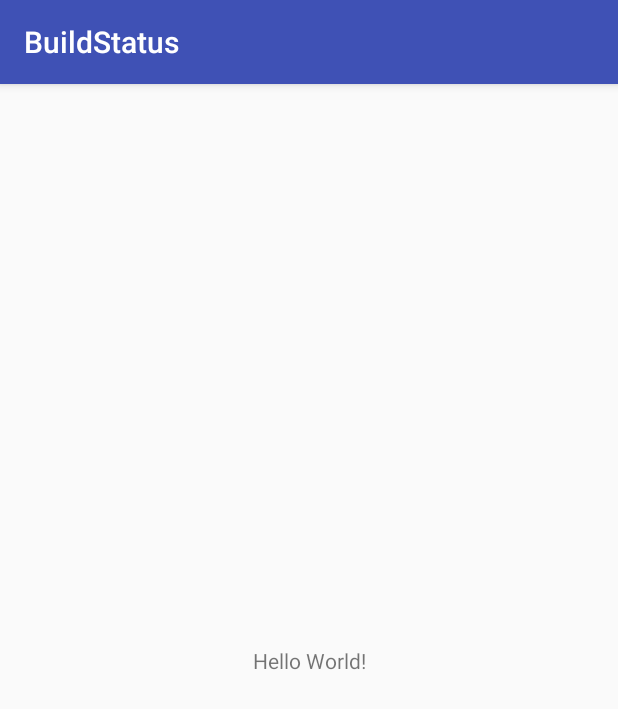
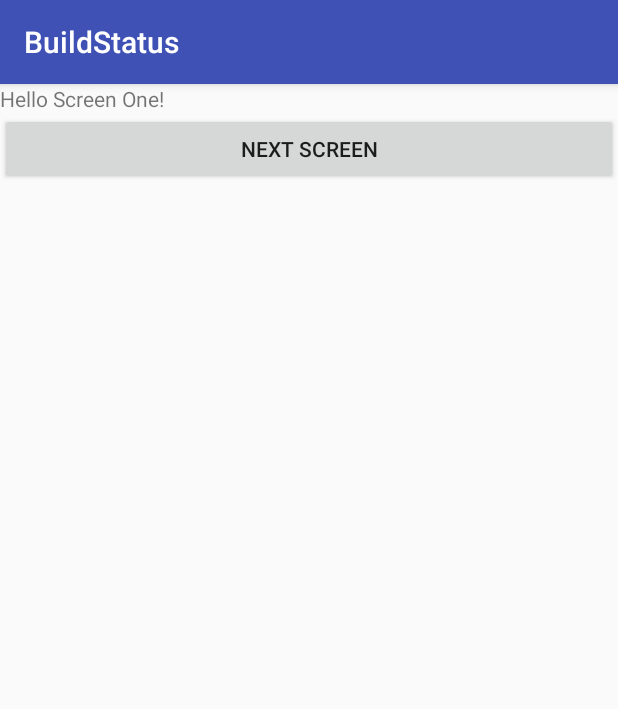
Before and after one commit to devesh-shetty/BuildStatus, an Android app: the screen it shows after launch (MainActivity before the commit, BaseActivity after it), on a phone screen of 412 x 824 dp. Shown: the top 709 px of the screen. Run offline under Robolectric (Android 15) with nearby library versions, the phone set to English and light mode, and no system bars; libraries missing offline, so code that uses them is left out: com.shopify.livedataktx; 2 statements that could not run were skipped.

```diff
--- a/app/build.gradle
+++ b/app/build.gradle
@@ -28,6 +28,9 @@ dependencies {
     implementation 'com.android.support:appcompat-v7:28.0.0-rc01'
     implementation 'com.android.support.constraint:constraint-layout:1.1.2'
     testImplementation 'junit:junit:4.12'
+    implementation "android.arch.lifecycle:extensions:1.1.0"
+    implementation "android.arch.lifecycle:viewmodel:1.1.0"
+    implementation "com.shopify:livedata-ktx:1.0.0"
     androidTestImplementation 'com.android.support.test:runner:1.0.2'
     androidTestImplementation 'com.android.support.test.espresso:espresso-core:3.0.2'
 }
--- a/app/src/main/AndroidManifest.xml
+++ b/app/src/main/AndroidManifest.xml
@@ -9,7 +9,9 @@
         android:roundIcon="@mipmap/ic_launcher_round"
         android:supportsRtl="true"
         android:theme="@style/AppTheme">
-        <activity android:name=".MainActivity">
+        <activity
+            android:name=".base.BaseActivity"
+            android:screenOrientation="sensorPortrait">
             <intent-filter>
                 <action android:name="android.intent.action.MAIN" />
 
--- a/app/src/main/java/com/deveshshetty/buildstatus/MainActivity.kt
+++ /dev/null
@@ -1,12 +0,0 @@
-package com.deveshshetty.buildstatus
-
-import android.support.v7.app.AppCompatActivity
-import android.os.Bundle
-
-class MainActivity : AppCompatActivity() {
-
-    override fun onCreate(savedInstanceState: Bundle?) {
-        super.onCreate(savedInstanceState)
-        setContentView(R.layout.activity_main)
-    }
-}
--- /dev/null
+++ b/app/src/main/java/com/deveshshetty/buildstatus/base/BaseActivity.kt
@@ -0,0 +1,33 @@
+package com.deveshshetty.buildstatus.base
+
+import android.os.Bundle
+import android.support.v7.app.AppCompatActivity
+import com.deveshshetty.buildstatus.R
+import com.deveshshetty.buildstatus.navigation.Destination
+import com.deveshshetty.buildstatus.navigation.NavigationDelegate
+import com.deveshshetty.buildstatus.navigation.NavigationManager
+import com.deveshshetty.buildstatus.navigation.NavigationManagerImpl
+
+open class BaseActivity : AppCompatActivity(), NavigationDelegate {
+
+    private val navigationManager: NavigationManager by lazy {
+        NavigationManagerImpl(supportFragmentManager)
+    }
+
+    override fun onCreate(savedInstanceState: Bundle?) {
+        super.onCreate(savedInstanceState)
+        setContentView(R.layout.base_layout)
+        navigationManager.transitionToMainFragment()
+    }
+
+    override fun onBackPressed() {
+        navigationManager.navigateBack(this)
+    }
+
+    override fun navigateTo(destination: Destination) {
+        when (destination) {
+            Destination.SAMPLE_FRAGMENT -> navigationManager.transitionToSampleFragment()
+            else -> UnsupportedOperationException("Cannot navigate to $destination")
+        }
+    }
+}
--- /dev/null
+++ b/app/src/main/java/com/deveshshetty/buildstatus/base/BaseFragment.kt
@@ -0,0 +1,5 @@
+package com.deveshshetty.buildstatus.base
+
+import android.support.v4.app.Fragment
+
+open class BaseFragment : Fragment()
--- /dev/null
+++ b/app/src/main/java/com/deveshshetty/buildstatus/main/MainFragment.kt
@@ -0,0 +1,63 @@
+package com.deveshshetty.buildstatus.main
+
+import android.arch.lifecycle.LifecycleOwner
+import android.arch.lifecycle.ViewModelProviders
+import android.content.Context
+import android.os.Bundle
+import android.view.LayoutInflater
+import android.view.View
+import android.view.ViewGroup
+import com.deveshshetty.buildstatus.R
+import com.deveshshetty.buildstatus.base.BaseFragment
+import com.deveshshetty.buildstatus.navigation.NavigationDelegate
+import com.shopify.livedataktx.nonNull
+import com.shopify.livedataktx.observe
+
+class MainFragment : BaseFragment() {
+
+    companion object {
+        fun newInstance() = MainFragment()
+    }
+
+    private var rootView: View? = null
+    private var navigationDelegate: NavigationDelegate? = null
+
+    override fun onCreateView(
+            inflater: LayoutInflater,
+            container: ViewGroup?,
+            savedInstanceState: Bundle?
+    ): View? {
+        if (rootView == null) {
+            rootView = inflater.inflate(R.layout.activity_main, container, false)
+        }
+        return rootView
+    }
+
+    override fun onViewCreated(view: View, savedInstanceState: Bundle?) {
+        super.onViewCreated(view, savedInstanceState)
+        ViewModelProviders.of(this).get(MainViewModel::class.java).run {
+            bind(viewLifecycleOwner)
+            (rootView as MainView).bindViewActionDelegate(this)
+        }
+    }
+
+    override fun onAttach(context: Context?) {
+        super.onAttach(context)
+        if (context is NavigationDelegate) {
+            navigationDelegate = context
+        } else {
+            throw IllegalStateException("Container Activity must implement NavigationDelegate")
+        }
+    }
+
+    override fun onDetach() {
+        super.onDetach()
+        navigationDelegate = null
+    }
+
+    private fun MainViewModel.bind(lifecycleOwner: LifecycleOwner) {
+        navigationDestinationLiveData.nonNull().observe(lifecycleOwner) {
+            navigationDelegate?.navigateTo(destination = it)
+        }
+    }
+}
--- /dev/null
+++ b/app/src/main/java/com/deveshshetty/buildstatus/main/MainScreenContract.kt
@@ -0,0 +1,12 @@
+package com.deveshshetty.buildstatus.main
+
+interface MainScreenContract {
+
+    interface ViewActionDelegate {
+        fun onSampleButtonClick()
+    }
+
+    interface View {
+        fun bindViewActionDelegate(viewActionDelegate: ViewActionDelegate)
+    }
+}
--- /dev/null
+++ b/app/src/main/java/com/deveshshetty/buildstatus/main/MainView.kt
@@ -0,0 +1,30 @@
+package com.deveshshetty.buildstatus.main
+
+import android.content.Context
+import android.util.AttributeSet
+import android.view.View
+import android.widget.LinearLayout
+import kotlinx.android.synthetic.main.activity_main.view.*
+
+class MainView @JvmOverloads constructor(
+        context: Context, attrs: AttributeSet? = null, defStyleAttr: Int = 0
+) : LinearLayout(context, attrs, defStyleAttr), MainScreenContract.View {
+
+    private lateinit var viewActionDelegate: MainScreenContract.ViewActionDelegate
+
+    override fun bindViewActionDelegate(viewActionDelegate: MainScreenContract.ViewActionDelegate) {
+        this.viewActionDelegate = viewActionDelegate
+    }
+
+    override fun onAttachedToWindow() {
+        super.onAttachedToWindow()
+        btnSample.setOnClickListener {
+            viewActionDelegate.onSampleButtonClick()
+        }
+    }
+
+    override fun onDetachedFromWindow() {
+        super.onDetachedFromWindow()
+        btnSample.setOnClickListener(null)
+    }
+}
--- /dev/null
+++ b/app/src/main/java/com/deveshshetty/buildstatus/navigation/NavigationManager.kt
@@ -0,0 +1,9 @@
+package com.deveshshetty.buildstatus.navigation
+
+import android.app.Activity
+
+internal interface NavigationManager {
+    fun transitionToMainFragment()
+    fun transitionToSampleFragment()
+    fun navigateBack(baseActivity: Activity)
+}
--- /dev/null
+++ b/app/src/main/java/com/deveshshetty/buildstatus/navigation/NavigationManagerImpl.kt
@@ -0,0 +1,55 @@
+package com.deveshshetty.buildstatus.navigation
+
+import android.app.Activity
+import android.support.v4.app.Fragment
+import android.support.v4.app.FragmentManager
+import com.deveshshetty.buildstatus.main.MainFragment
+import com.deveshshetty.buildstatus.R
+import com.deveshshetty.buildstatus.sample.SampleFragment
+
+internal class NavigationManagerImpl(private val fragmentManager: FragmentManager) : NavigationManager {
+
+    //region  NavigationManager interface implementation
+    override fun transitionToSampleFragment() {
+        val fragment = SampleFragment.newInstance()
+        transition(fragment)
+    }
+
+    override fun transitionToMainFragment() {
+        val fragment = MainFragment.newInstance()
+        openAsRoot(fragment)
+    }
+
+    override fun navigateBack(baseActivity: Activity) {
+        if (fragmentManager.isLastScreen()) {
+            baseActivity.finish()
+        } else {
+            fragmentManager.popBackStackImmediate()
+        }
+    }
+    //endregion
+
+    private fun transition(fragment: Fragment) {
+        fragmentManager.beginTransaction()
+                .replace(R.id.contentView, fragment)
+                .addToBackStack(fragment.toString())
+                .commit()
+    }
+
+    private fun openAsRoot(fragment: Fragment) {
+        popAllFragments()
+        transition(fragment)
+    }
+
+    private fun popAllFragments() {
+        val stackSize = fragmentManager.backStackEntryCount
+        for (i in 0 until stackSize) {
+            val backStackId = fragmentManager.getBackStackEntryAt(i).id
+            fragmentManager.popBackStack(backStackId, FragmentManager.POP_BACK_STACK_INCLUSIVE)
+        }
+    }
+
+    private fun FragmentManager.isLastScreen(): Boolean {
+        return this.backStackEntryCount == 1
+    }
+}
--- a/app/src/main/res/layout/activity_main.xml
+++ b/app/src/main/res/layout/activity_main.xml
@@ -1,18 +1,24 @@
 <?xml version="1.0" encoding="utf-8"?>
-<android.support.constraint.ConstraintLayout xmlns:android="http://schemas.android.com/apk/res/android"
+<com.deveshshetty.buildstatus.main.MainView xmlns:android="http://schemas.android.com/apk/res/android"
     xmlns:app="http://schemas.android.com/apk/res-auto"
     xmlns:tools="http://schemas.android.com/tools"
     android:layout_width="match_parent"
     android:layout_height="match_parent"
-    tools:context=".MainActivity">
+    android:orientation="vertical">
 
     <TextView
         android:layout_width="wrap_content"
         android:layout_height="wrap_content"
-        android:text="Hello World!"
+        android:text="Hello Screen One!"
         app:layout_constraintBottom_toBottomOf="parent"
         app:layout_constraintLeft_toLeftOf="parent"
         app:layout_constraintRight_toRightOf="parent"
         app:layout_constraintTop_toTopOf="parent" />
 
-</android.support.constraint.ConstraintLayout>
+    <Button
+        android:id="@+id/btnSample"
+        android:layout_width="match_parent"
+        android:layout_height="wrap_content"
+        android:text="next screen"/>
+
+</com.deveshshetty.buildstatus.main.MainView>
--- /dev/null
+++ b/app/src/main/res/layout/base_layout.xml
@@ -0,0 +1,12 @@
+<?xml version="1.0" encoding="utf-8"?>
+<LinearLayout xmlns:android="http://schemas.android.com/apk/res/android"
+    android:layout_width="match_parent"
+    android:layout_height="match_parent"
+    android:orientation="vertical">
+
+    <FrameLayout
+        android:id="@+id/contentView"
+        android:layout_width="match_parent"
+        android:layout_height="match_parent"/>
+
+</LinearLayout>
--- a/gradle.properties
+++ b/gradle.properties
@@ -11,3 +11,5 @@ org.gradle.jvmargs=-Xmx1536m
 # This option should only be used with decoupled projects. More details, visit
 # http://www.gradle.org/docs/current/userguide/multi_project_builds.html#sec:decoupled_projects
 # org.gradle.parallel=true
+android.useAndroidX=true
+android.enableJetifier=true
```
Also changed, not shown: app/src/main/java/com/deveshshetty/buildstatus/main/MainViewModel.kt (added, +16 -0 lines), app/src/main/java/com/deveshshetty/buildstatus/navigation/NavigationDelegate.kt (added, +9 -0 lines), app/src/main/java/com/deveshshetty/buildstatus/sample/SampleFragment.kt (added, +23 -0 lines), app/src/main/res/layout/sample_layout.xml (added, +11 -0 lines).
